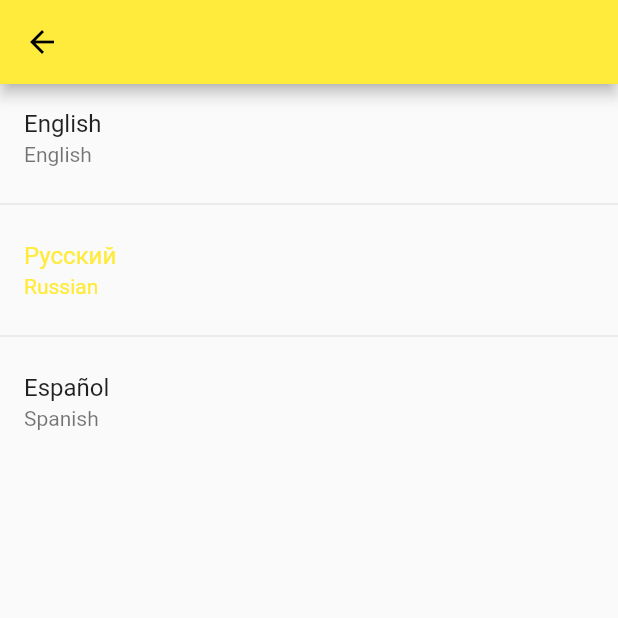
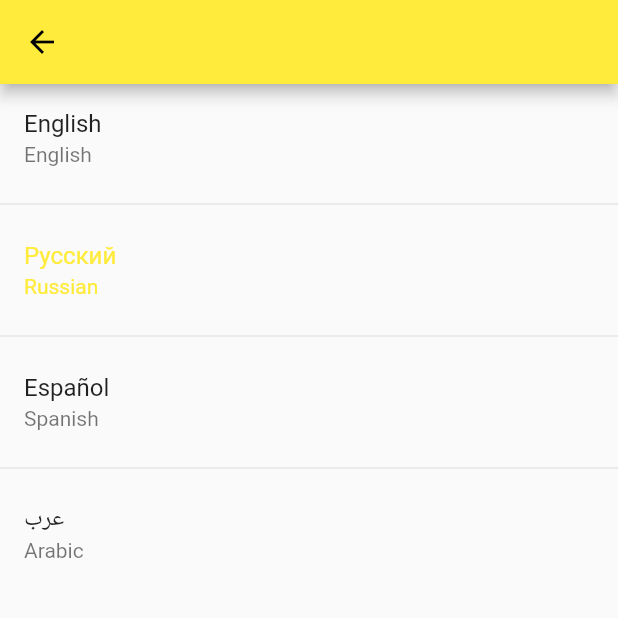
Before and after one commit to MariyaVik/provider-counter-theme-localization, a Flutter app: the LanguageScreen screen opened by its route, on a phone screen of 412 x 824 dp, the top half of it. Run offline on Flutter 3.47's test engine with Material 2 defaults, Android fonts, the phone set to English and light mode, and no system bars; generated files the repository leaves out were written again.

Commit message:
add arabic

```diff
--- /dev/null
+++ b/l10n/app_ar.arb
@@ -0,0 +1,3 @@
+{"instruction" : ":انقر فوق الزر",
+"language": "عرب",
+"language_en": "Arabic"}
--- a/lib/common/localization.dart
+++ b/lib/common/localization.dart
@@ -5,8 +5,9 @@ class Localization {
   static const en = Locale('en');
   static const ru = Locale('ru');
   static const es = Locale('es');
+  static const ar = Locale('ar');
 
-  static const supportedLocales = [en, ru, es];
+  static const supportedLocales = [en, ru, es, ar];
 
   static LocalizationsDelegate<AppLocalizations> get delegate =>
       AppLocalizations.delegate;
```
